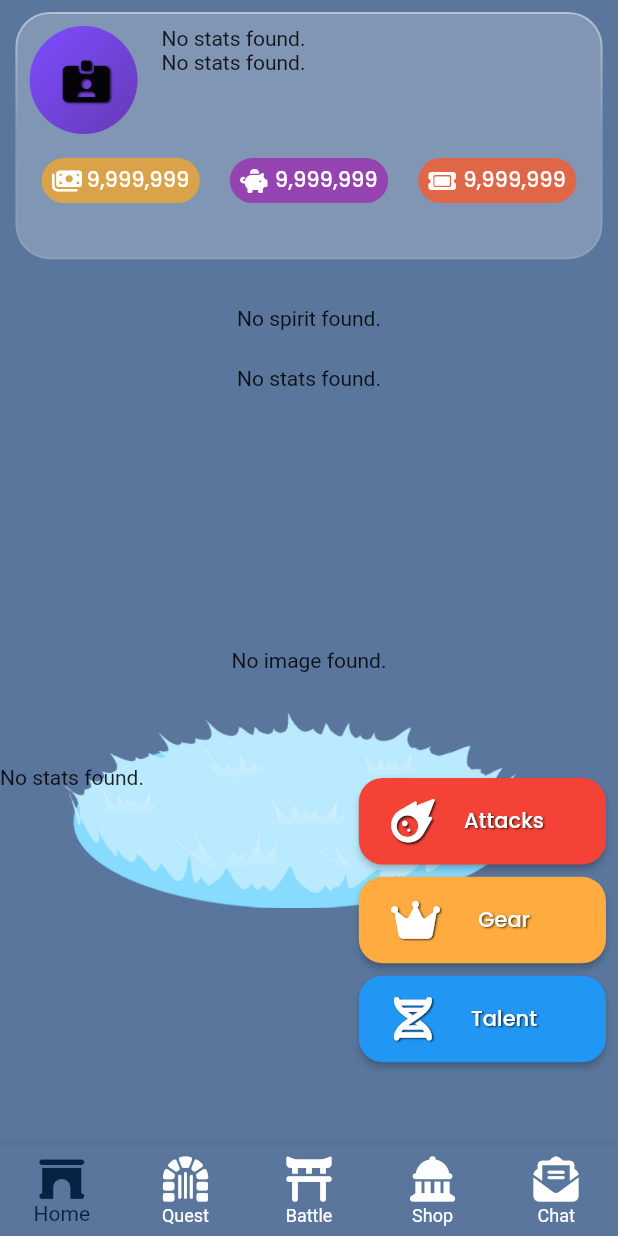
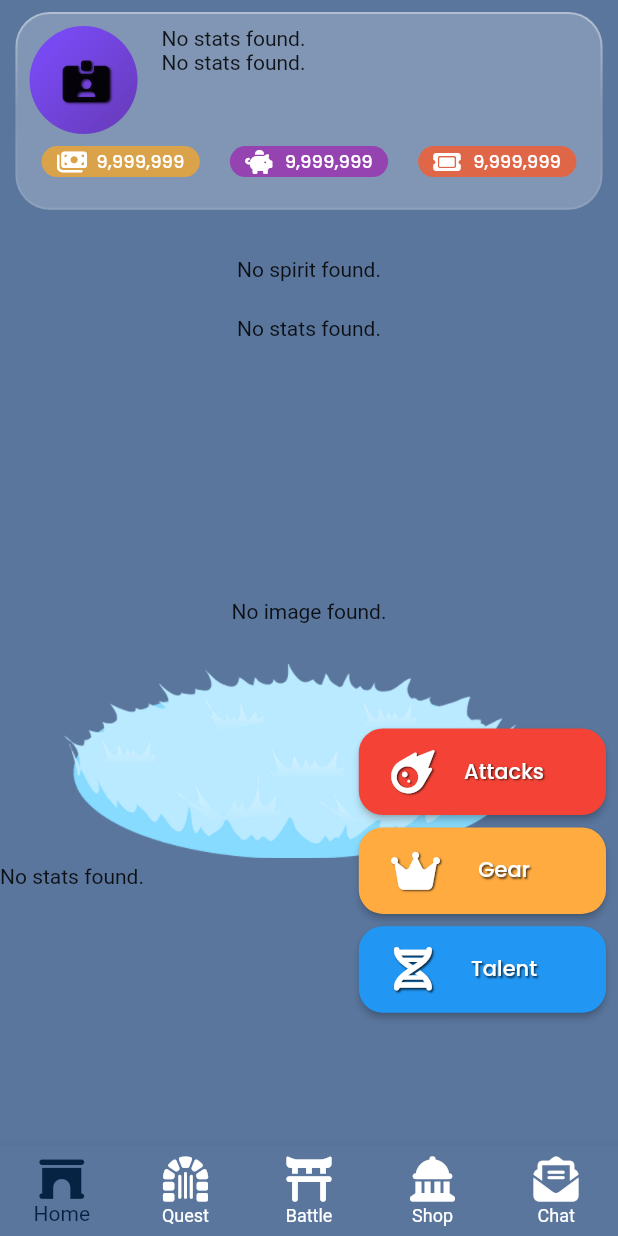
Before and after one commit to SirWiseKnight/spiritsummoner, a Flutter app: the HomeScreen screen opened by its route, on a phone screen of 412 x 824 dp. Run offline on Flutter 3.47's test engine with Material 2 defaults, Android fonts, the phone set to English and light mode, and no system bars; our stand-ins replace cloud_firestore, firebase_auth, firebase_core, font_awesome_flutter, google_fonts, google_sign_in and 3 more; accounts and stored records are empty.

Commit message:
Dynamic Sizing Fix 2
Fixing AppBar sizing to adjust for iPhone differences - more to come in future updates.

```diff
--- a/lib/Home/home.dart
+++ b/lib/Home/home.dart
@@ -15,7 +15,6 @@
           children: [
             AppBarPane(),
             Container(
-              height: MediaQuery.of(context).size.height * 0.66,
               child: Stack(
                 children: [
                   Column(
--- a/lib/Shared/AppBar/appBar.dart
+++ b/lib/Shared/AppBar/appBar.dart
@@ -10,7 +10,7 @@
     return Padding(
       padding: const EdgeInsets.all(8.0),
       child: Container(
-        height: MediaQuery.of(context).size.height * 0.2,
+        height: MediaQuery.of(context).size.height * 0.16,
         width: MediaQuery.of(context).size.width * 0.95,
         decoration: BoxDecoration(
           color: Colors.white.withOpacity(0.23),
--- a/lib/Shared/AppBar/appBarPlayerCurrency.dart
+++ b/lib/Shared/AppBar/appBarPlayerCurrency.dart
@@ -9,12 +9,11 @@
   Widget build(BuildContext context) {
     return Padding(
       padding: const EdgeInsets.only(
-        top: 8.0,
         left: 8.0,
         right: 8.0,
       ),
       child: Container(
-          height: 30,
+          height: MediaQuery.of(context).size.height * 0.025,
           width: double.infinity,
           child: Row(
             mainAxisAlignment: MainAxisAlignment.spaceBetween,
@@ -41,7 +40,7 @@
                       Text(
                         "9,999,999",
                         style: GoogleFonts.poppins(
-                          fontSize: 14,
+                          fontSize: 12,
                           fontWeight: FontWeight.w500,
                           color: Colors.white,
                         ),
@@ -72,7 +71,7 @@
                       Text(
                         "9,999,999",
                         style: GoogleFonts.poppins(
-                          fontSize: 14,
+                          fontSize: 12,
                           fontWeight: FontWeight.w500,
                           color: Colors.white,
                         ),
@@ -103,7 +102,7 @@
                       Text(
                         "9,999,999",
                         style: GoogleFonts.poppins(
-                          fontSize: 14,
+                          fontSize: 12,
                           fontWeight: FontWeight.w500,
                           color: Colors.white,
                         ),
```
